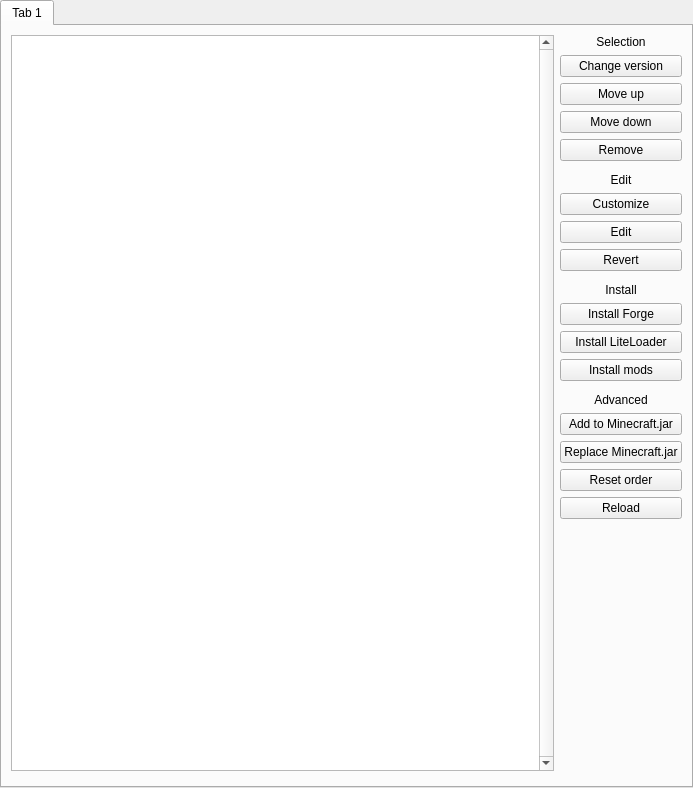
FreesmTeam/FreesmLauncher, file application/pages/VersionPage.ui: the form before one commit.
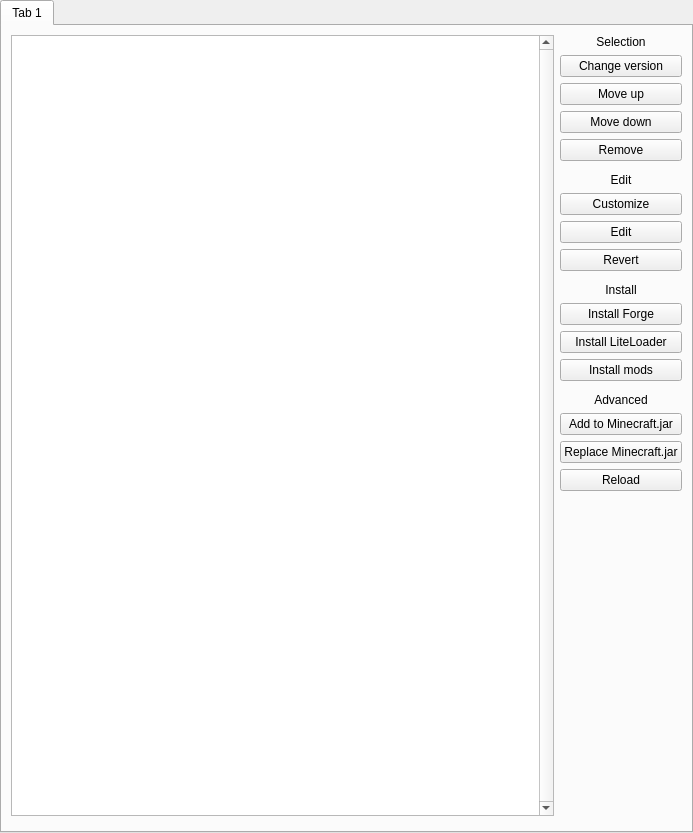
The form after the commit. Custom widgets are drawn as their Qt base class.

```diff
--- a/application/pages/VersionPage.ui
+++ b/application/pages/VersionPage.ui
@@ -7,7 +7,7 @@
     <x>0</x>
     <y>0</y>
     <width>693</width>
-    <height>788</height>
+    <height>833</height>
    </rect>
   </property>
   <layout class="QVBoxLayout" name="verticalLayout">
@@ -217,16 +217,6 @@
            </property>
           </widget>
          </item>
-         <item>
-          <widget class="QPushButton" name="resetOrderBtn">
-           <property name="toolTip">
-            <string>Reset apply order of packages.</string>
-           </property>
-           <property name="text">
-            <string>Reset order</string>
-           </property>
-          </widget>
-         </item>
          <item>
           <widget class="QPushButton" name="reloadBtn">
            <property name="toolTip">
```
Left out of the diff: 1 changed line with no effect on the pictures.
